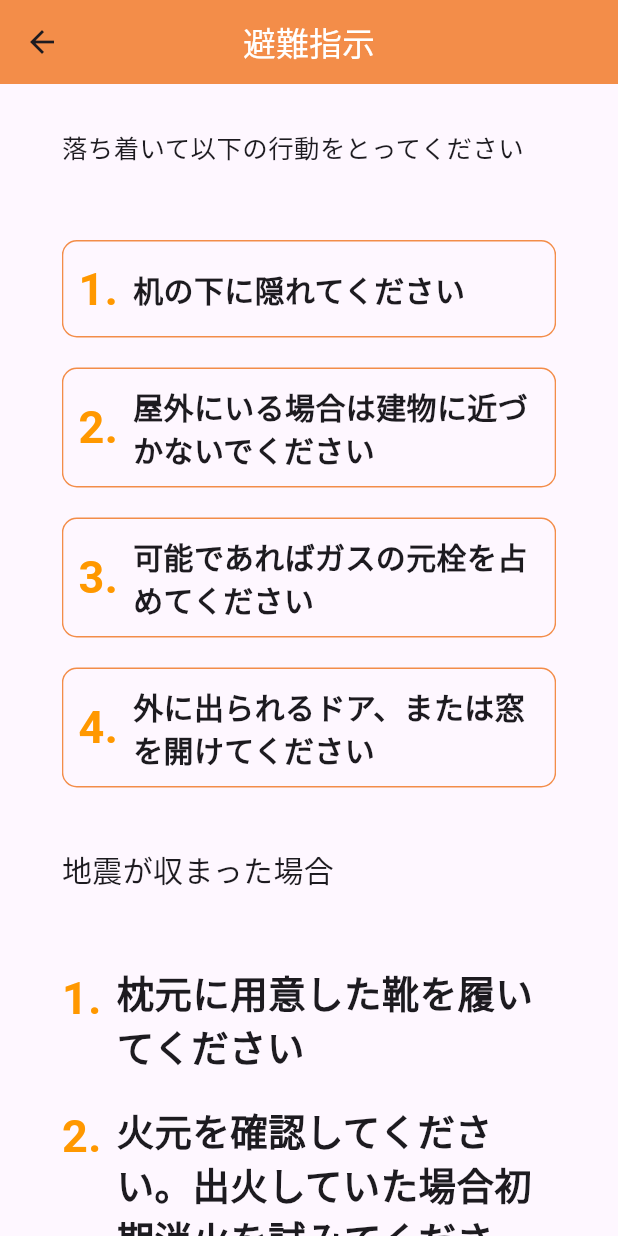
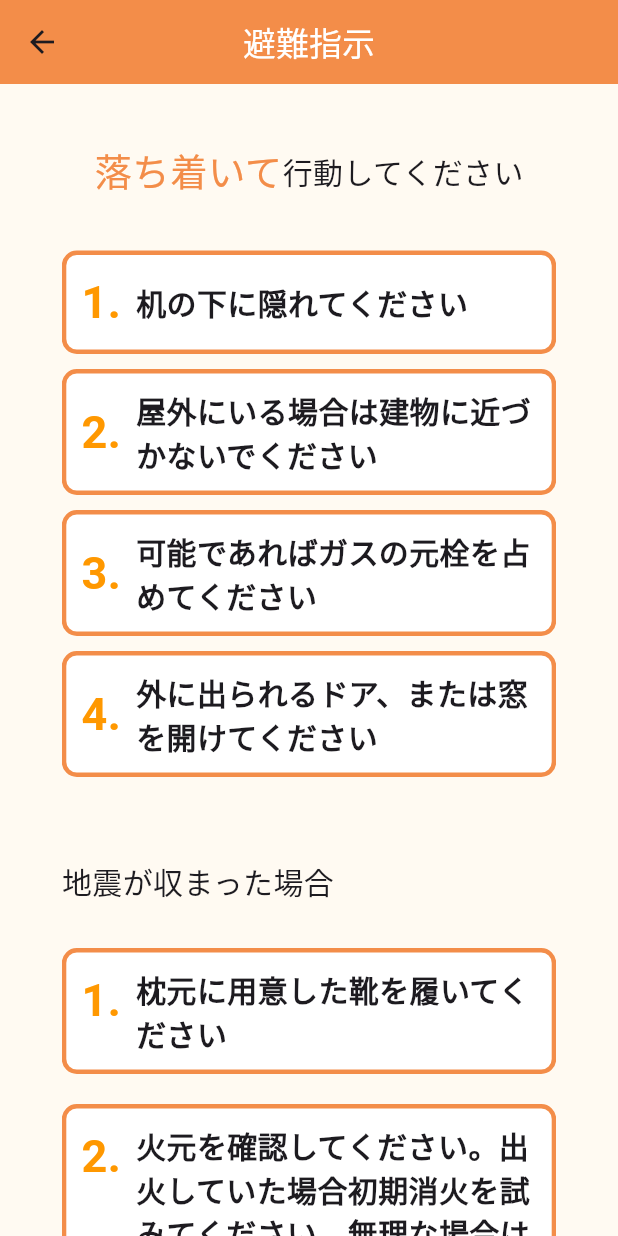
Before and after one commit to raisu3141/home_escape, a Flutter app: the EscapePage screen opened directly, on a phone screen of 412 x 824 dp. Run offline on Flutter 3.47's test engine with Material 3 defaults, Android fonts, the phone set to English and light mode, and no system bars; our stand-ins replace flutter_hooks, flutter_riverpod; Roboto replaces fonts that are missing (dotGothic16).

Commit message:
一行目UI変更

```diff
--- a/lib/pages/escape_page.dart
+++ b/lib/pages/escape_page.dart
@@ -25,6 +25,7 @@ class EscapePage extends StatelessWidget {
     ];
 
     return Scaffold(
+      backgroundColor: Color(Constant.backGroundColor),
       appBar: AppBar(
         centerTitle: true,
         title: const Text(
@@ -37,12 +38,36 @@ class EscapePage extends StatelessWidget {
         padding: EdgeInsets.symmetric(horizontal: horizontalPadding),
         child: ListView(
           children: [
+            const SizedBox(height: 40),
+            // const Text(
+            //   '落ち着いて行動してください',
+            //   textAlign: TextAlign.center,
+            //   style: TextStyle(
+            //     fontSize: 22,
+            //     decoration: TextDecoration.underline,
+            //     decorationColor: Color(Constant.mainColor),
+            //     decorationThickness: 2,
+            //   ),
+            // ),
+            const Row(
+              mainAxisAlignment: MainAxisAlignment.center,
+              children: [
+                Text(
+                  '落ち着いて',
+                  style: TextStyle(
+                    color: Color(Constant.mainColor),
+                    fontSize: 25,
+                  ),
+                ),
+                Text(
+                  '行動してください',
+                  style: TextStyle(
+                    fontSize: 20,
+                  ),
+                ),
+              ],
+            ),
             const SizedBox(height: 30),
-            const Text(
-              '落ち着いて以下の行動をとってください',
-              style: TextStyle(fontSize: 17),
-            ),
-            const SizedBox(height: 40),
 
             // 指示を動的に表示
             ...firstInstruct.asMap().entries.map((entry) {
@@ -50,12 +75,16 @@ class EscapePage extends StatelessWidget {
               String instruction = entry.value;
 
               return Padding(
-                padding: const EdgeInsets.symmetric(vertical: 10),
+                padding: const EdgeInsets.symmetric(vertical: 5),
                 child: Container(
                   padding: EdgeInsets.all(10.0),
                   // margin: EdgeInsets.all(20),
                   decoration: BoxDecoration(
-                    border: Border.all(color: Color(Constant.mainColor)),
+                    color: Colors.white,
+                    border: Border.all(
+                      color: Color(Constant.mainColor),
+                      width: 3,
+                    ),
                     borderRadius: BorderRadius.circular(10),
                   ),
                   child: Row(
@@ -85,14 +114,16 @@ class EscapePage extends StatelessWidget {
               );
             }),
 
-            const SizedBox(height: 30),
+            const SizedBox(height: 50),
 
             // 地震が収まった場合の表示
             const Text(
               '地震が収まった場合',
-              style: TextStyle(fontSize: 20),
+              style: TextStyle(
+                fontSize: 20,
               ),
-            const SizedBox(height: 40),
+            ),
+            const SizedBox(height: 20),
 
             // 指示を動的に表示
             ...secondInstruct.asMap().entries.map((entry) {
@@ -101,6 +132,17 @@ class EscapePage extends StatelessWidget {
 
               return Padding(
                 padding: const EdgeInsets.symmetric(vertical: 10),
+                child: Container(
+                  padding: EdgeInsets.all(10.0),
+                  // margin: EdgeInsets.all(20),
+                  decoration: BoxDecoration(
+                    color: Colors.white,
+                    border: Border.all(
+                      color: const Color(Constant.mainColor),
+                      width: 3,
+                    ),
+                    borderRadius: BorderRadius.circular(10),
+                  ),
                   child: Row(
                     crossAxisAlignment: CrossAxisAlignment.start,
                     children: [
@@ -117,12 +159,13 @@ class EscapePage extends StatelessWidget {
                         child: Text(
                           instruction, // リスト内の指示を表示
                           style: const TextStyle(
-                          fontSize: 25,
+                            fontSize: 20,
                             fontWeight: FontWeight.bold,
                           ),
                         ),
                       ),
                     ],
+                  ),
                 ),
               );
             }),
```
Lines whose indentation alone changed are shown as unchanged.
